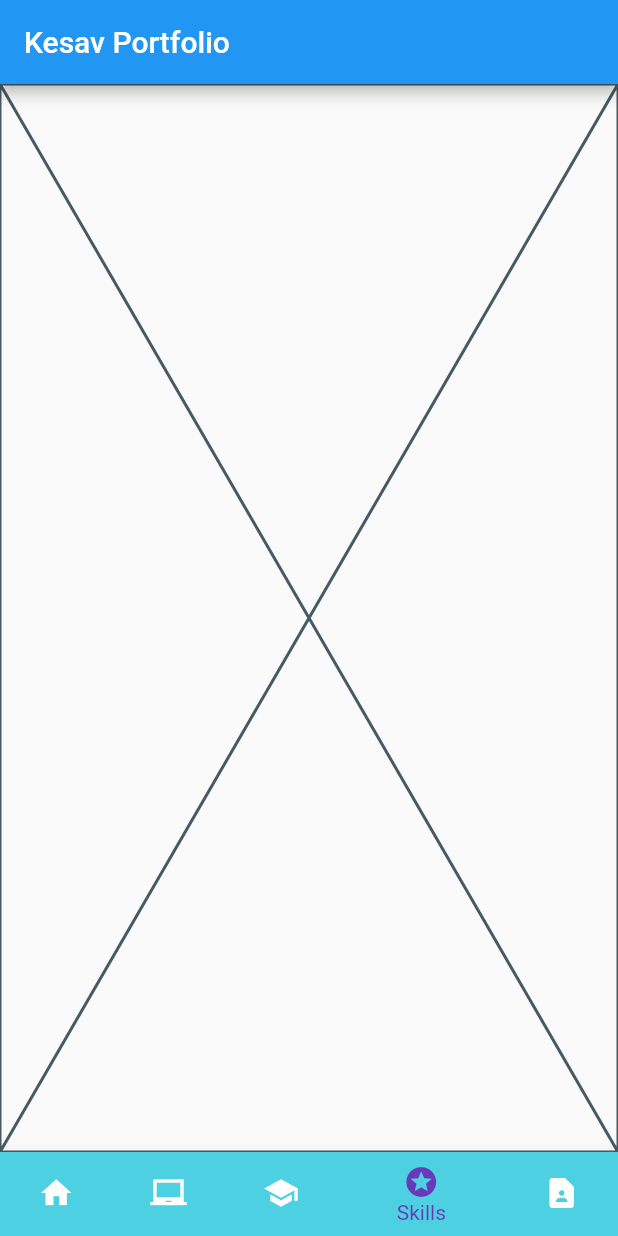
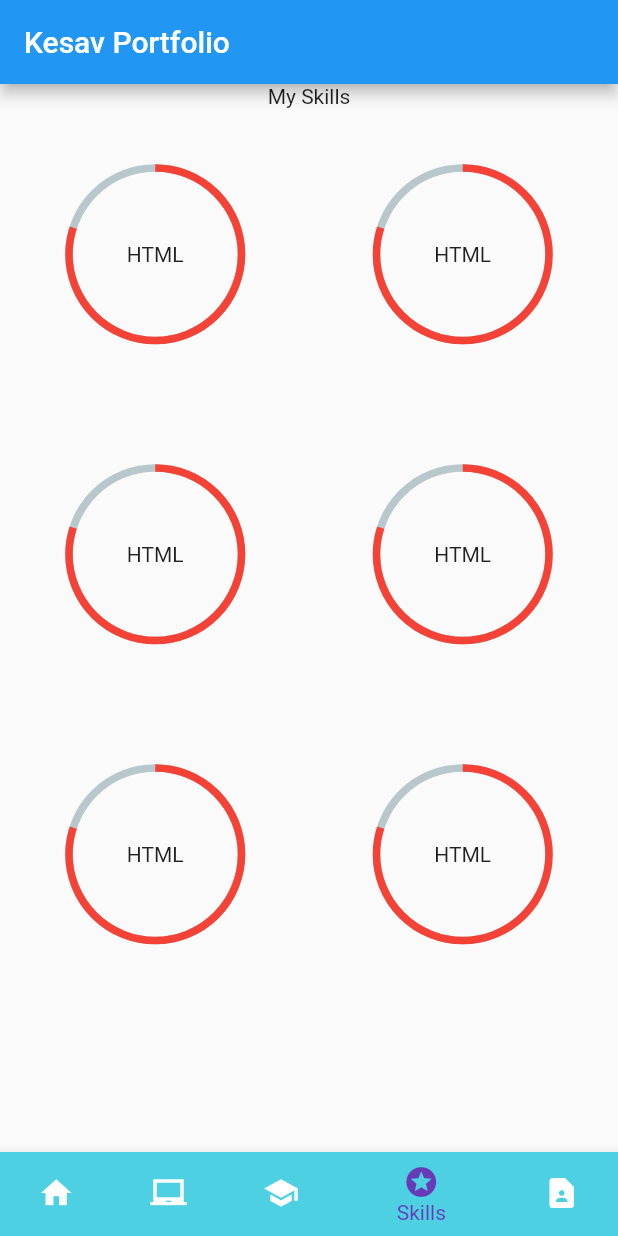
Before and after one commit to Kesav-21/portfoliokesavapp, a Flutter app: the screen it shows after launch, item 4 of the bottom bar chosen, on a phone screen of 412 x 824 dp. Run offline on Flutter 3.47's test engine with Material 2 defaults, Android fonts, the light colour scheme and no system bars; drawn by our look-alikes of percent_indicator; missing offline and left inert: dart:ffi.

Commit message:
Skills page created

```diff
--- /dev/null
+++ b/lib/common/SkillItem.dart
@@ -0,0 +1,47 @@
+import 'dart:ffi';
+
+import 'package:flutter/material.dart';
+import 'package:percent_indicator/circular_percent_indicator.dart';
+
+class SkillItem extends StatelessWidget {
+  SkillItem({super.key});
+
+  final List<MySkills> mySkills = [
+    MySkills('HTML', 0.8),
+    MySkills('HTML', 0.8),
+    MySkills('HTML', 0.8),
+    MySkills('HTML', 0.8),
+    MySkills('HTML', 0.8),
+    MySkills('HTML', 0.8),
+    MySkills('HTML', 0.8),
+    MySkills('HTML', 0.8),
+    MySkills('HTML', 0.8),
+    MySkills('HTML', 0.8),
+
+    ];
+
+  @override
+  Widget build(BuildContext context) {
+    return GridView.count(
+      crossAxisCount: 2,
+      crossAxisSpacing: 10,
+      mainAxisSpacing: 5,
+      children: [
+        for(var skill in mySkills)
+        CircularPercentIndicator(
+          radius: 60.0,
+          center: Text(skill.sname),
+          lineWidth: 5.0,
+          percent: skill.progress,
+        )
+      ],
+    );
+  }
+}
+
+class MySkills {
+  final String sname;
+  final double progress;
+
+  MySkills(this.sname, this.progress);
+}
--- a/lib/pages/Homepage.dart
+++ b/lib/pages/Homepage.dart
@@ -24,7 +24,7 @@ class HomePage extends StatelessWidget {
           margin: const EdgeInsets.symmetric(vertical: 10.0, horizontal: 30.0),
           child: const Text(
               "I'm Kesavaraman a passionate self-taught Full Stack web developer . I'm a graduand in Computer Science from Panimalar Engineering College. I'm a passionate learner who's always willing to learn and work across technologies and domains bringing you programming and design from the future."),
-        )
+        ),
       ],
     );
   }
--- a/lib/pages/Skills.dart
+++ b/lib/pages/Skills.dart
@@ -1,10 +1,20 @@
 import 'package:flutter/material.dart';
+import 'package:portfoliokesav/common/SkillItem.dart';
 
 class Skills extends StatelessWidget {
   const Skills({super.key});
 
   @override
   Widget build(BuildContext context) {
-    return const Placeholder();
+    return Column(
+      children: [
+        Text("My Skills"),
+        SizedBox(
+          height: MediaQuery.of(context).size.height*0.7,
+          width: 400,
+          child: SkillItem()
+          )
+        ],
+    );
   }
 }
--- a/pubspec.yaml
+++ b/pubspec.yaml
@@ -37,6 +37,7 @@ dependencies:
   cupertino_icons: ^1.0.2
   go_router: ^8.0.4
   url_launcher: ^6.1.11
+  percent_indicator: ^4.2.3
 
 dev_dependencies:
   flutter_test:
```
Also changed, not shown: pubspec.lock.
